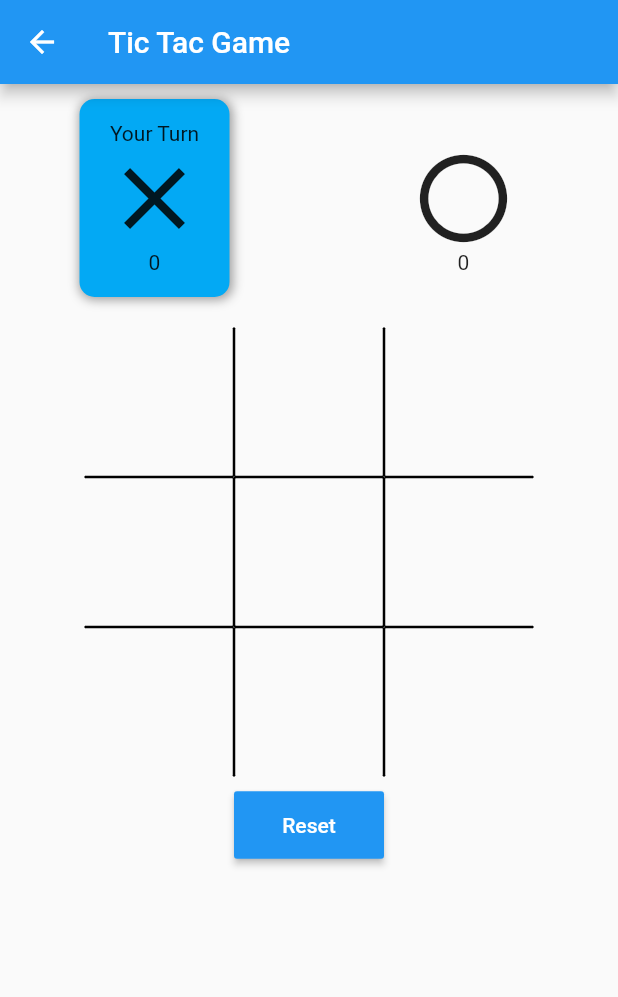
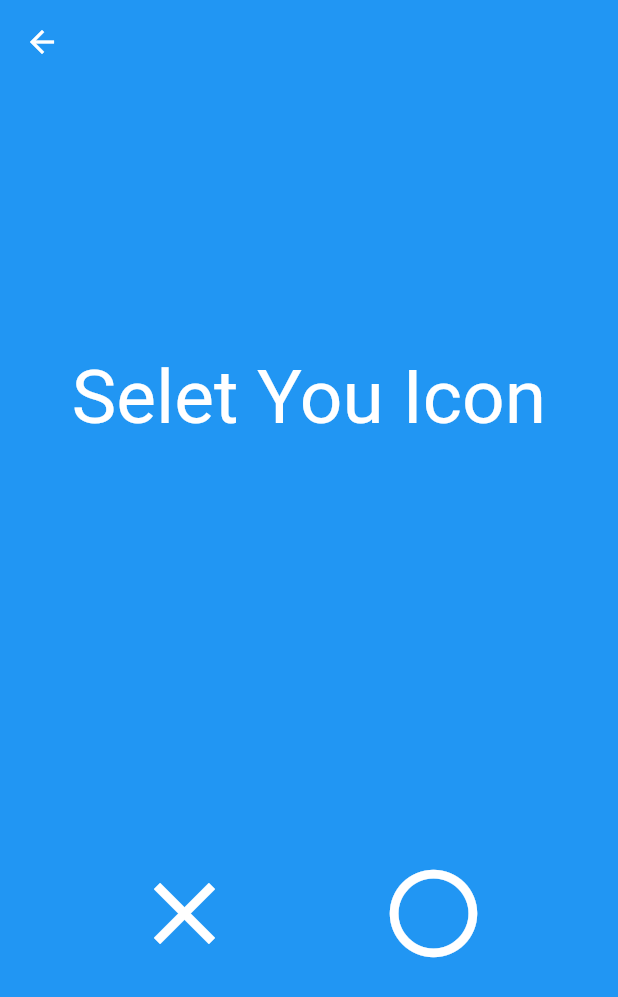
Before and after one commit to irshadjsr21/Flutter-Tic-Tac-Game, a Flutter app: the screen it shows after launch, after a tap on "Single Player", on a phone screen of 412 x 824 dp. Shown: the top 997 px of the screen. Run offline on Flutter 3.47's test engine with Material 2 defaults, Android fonts, the phone set to English and light mode, and no system bars.

Commit message:
Added Single player mode and icon select screen

```diff
--- a/lib/main.dart
+++ b/lib/main.dart
@@ -1,7 +1,6 @@
 import 'package:flutter/material.dart';
 
 import './selectScreen.dart';
-import './game.dart';
 
 void main() => runApp(MyApp());
 
--- a/lib/selectScreen.dart
+++ b/lib/selectScreen.dart
@@ -1,6 +1,7 @@
 import 'package:flutter/material.dart';
 
 import './game.dart';
+import './config.dart';
 
 class GameTypeSelect extends StatelessWidget {
   final TextStyle _headingStyle = new TextStyle(
@@ -92,7 +93,80 @@ class GameTypeSelect extends StatelessWidget {
   }
 
   void _navigateToGame(bool isDoublePlayer, BuildContext context) {
+    Widget navigateTo =
+        isDoublePlayer ? GameScreen(isDoublePlayer, null) : IconSelect();
     Navigator.of(context).push(
-        MaterialPageRoute(builder: (context) => GameScreen(isDoublePlayer)));
+      MaterialPageRoute(builder: (context) => navigateTo),
+    );
   }
 }
+
+class IconSelect extends StatelessWidget {
+  final double _headerIonSize = 70;
+  final TextStyle _headingStyle = new TextStyle(
+    color: Colors.white,
+    fontSize: 50,
+  );
+
+  @override
+  Widget build(BuildContext context) {
+    return Scaffold(
+      appBar: AppBar(
+        elevation: 0,
+      ),
+      body: Container(
+        padding: EdgeInsets.all(40),
+        color: Theme.of(context).primaryColor,
+        child: Column(
+          mainAxisAlignment: MainAxisAlignment.spaceAround,
+          crossAxisAlignment: CrossAxisAlignment.center,
+          children: <Widget>[
+            Text(
+              'Selet You Icon',
+              style: _headingStyle,
+              textAlign: TextAlign.center,
+            ),
+            Row(
+              mainAxisAlignment: MainAxisAlignment.spaceAround,
+              crossAxisAlignment: CrossAxisAlignment.center,
+              children: <Widget>[
+                Material(
+                  color: Colors.transparent,
+                  child: InkWell(
+                    onTap: () {
+                      _selectIcon(1, context);
+                    },
+                    child: Icon(
+                      Config.icons['cross'],
+                      size: _headerIonSize,
+                      color: Colors.white,
+                    ),
+                  ),
+                ),
+                Material(
+                  color: Colors.transparent,
+                  child: InkWell(
+                    onTap: () {
+                      _selectIcon(2, context);
+                    },
+                    child: Icon(
+                      Config.icons['circle'],
+                      size: _headerIonSize,
+                      color: Colors.white,
+                    ),
+                  ),
+                )
+              ],
+            ),
+          ],
+        ),
+      ),
+    );
+  }
+
+  void _selectIcon(int i, BuildContext context) {
+    Navigator.of(context).push(
+      MaterialPageRoute(builder: (context) => GameScreen(false, i)),
+    );
+  }
+}
```
Also changed, not shown: lib/game.dart (+140 -31 lines).
